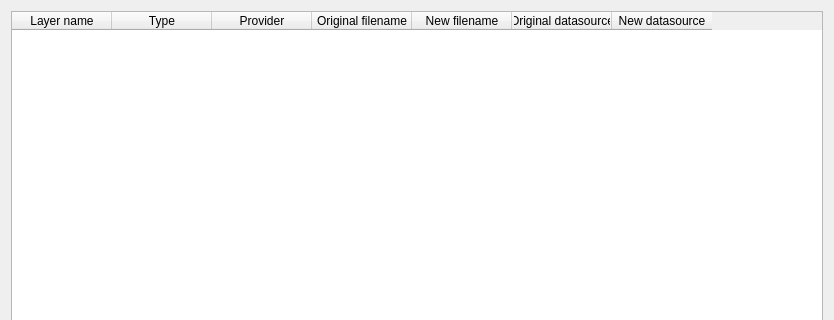
This is src/ui/qgshandlebadlayersbase.ui in qgis/QGIS as Qt 5 draws it before an edit; both pictures show x 0 to 834 and y 0 to 320 of the 834 by 505 pixel window. The edited form follows.
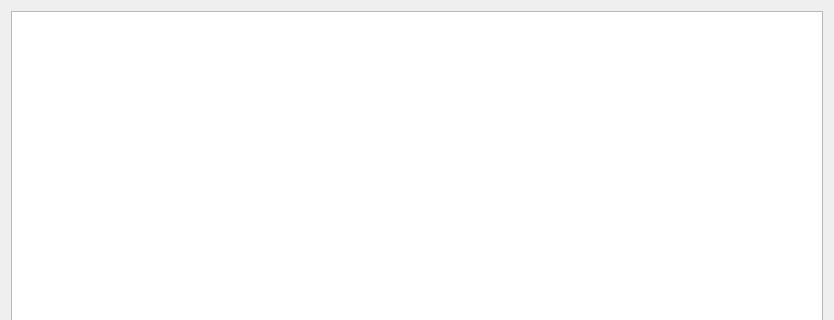
This is the edited form.

Commit message: improve bad layer handling: make all datasource editable (fixes #7039)

```diff
--- a/src/ui/qgshandlebadlayersbase.ui
+++ b/src/ui/qgshandlebadlayersbase.ui
@@ -15,43 +15,7 @@
   </property>
   <layout class="QVBoxLayout" name="verticalLayout">
    <item>
-    <widget class="QTableWidget" name="mLayerList">
-     <column>
-      <property name="text">
-       <string>Layer name</string>
-      </property>
-     </column>
-     <column>
-      <property name="text">
-       <string>Type</string>
-      </property>
-     </column>
-     <column>
-      <property name="text">
-       <string>Provider</string>
-      </property>
-     </column>
-     <column>
-      <property name="text">
-       <string>Original filename</string>
-      </property>
-     </column>
-     <column>
-      <property name="text">
-       <string>New filename</string>
-      </property>
-     </column>
-     <column>
-      <property name="text">
-       <string>Original datasource</string>
-      </property>
-     </column>
-     <column>
-      <property name="text">
-       <string>New datasource</string>
-      </property>
-     </column>
-    </widget>
+    <widget class="QTableWidget" name="mLayerList"/>
    </item>
    <item>
     <widget class="QDialogButtonBox" name="buttonBox">
```
The commit also changes 2 other files.
